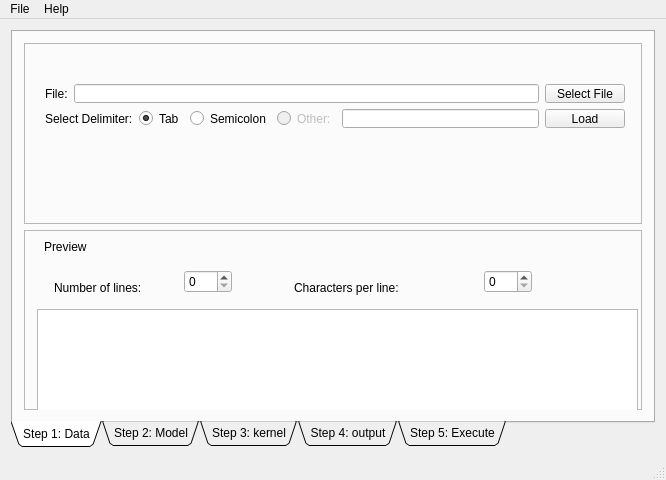
Old version of the form Qt/mainwindow.ui in the repository Anders1232/GWR_BR.
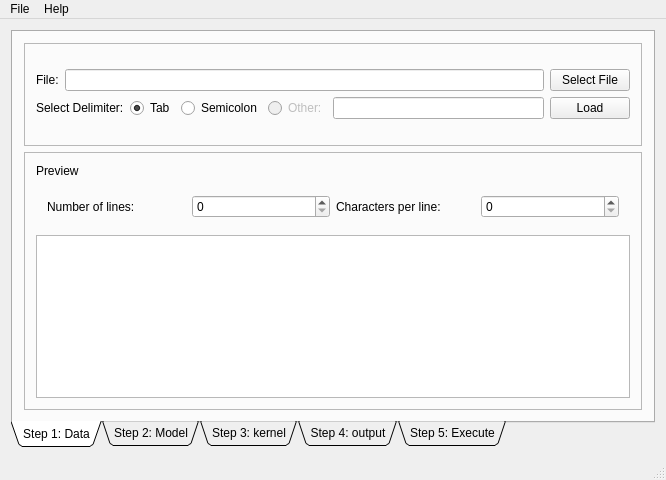
New version of the form.

Commit message: Removido tabela da primeira aba e colocado um texto plano

```diff
--- a/Qt/mainwindow.ui
+++ b/Qt/mainwindow.ui
@@ -54,7 +54,7 @@
        <attribute name="title">
         <string>Step 1: Data</string>
        </attribute>
-       <layout class="QVBoxLayout" name="verticalLayout">
+       <layout class="QVBoxLayout" name="verticalLayout" stretch="2,5">
         <item>
          <widget class="QFrame" name="frame">
           <property name="frameShape">
@@ -63,15 +63,8 @@
           <property name="frameShadow">
            <enum>QFrame::Raised</enum>
           </property>
-          <widget class="QWidget" name="verticalLayoutWidget">
-           <property name="geometry">
-            <rect>
-             <x>10</x>
-             <y>30</y>
-             <width>602</width>
-             <height>66</height>
-            </rect>
-           </property>
+          <layout class="QVBoxLayout" name="verticalLayout_10">
+           <item>
            <layout class="QVBoxLayout" name="verticalLayout_4">
             <item>
              <layout class="QHBoxLayout" name="FileSelectHorizontalLayout">
@@ -147,7 +140,8 @@
              </layout>
             </item>
            </layout>
-          </widget>
+           </item>
+          </layout>
          </widget>
         </item>
         <item>
@@ -164,85 +158,44 @@
           <property name="frameShadow">
            <enum>QFrame::Raised</enum>
           </property>
-          <widget class="QPlainTextEdit" name="plainTextEdit">
-           <property name="geometry">
-            <rect>
-             <x>13</x>
-             <y>79</y>
-             <width>601</width>
-             <height>111</height>
-            </rect>
-           </property>
-          </widget>
+          <layout class="QVBoxLayout" name="verticalLayout_11" stretch="1,1,0">
+           <item>
+            <widget class="QLabel" name="label_10">
+             <property name="text">
+              <string>Preview</string>
+             </property>
+            </widget>
+           </item>
+           <item>
           <widget class="QWidget" name="widget_9" native="true">
-           <property name="geometry">
-            <rect>
-             <x>20</x>
-             <y>40</y>
-             <width>591</width>
-             <height>31</height>
-            </rect>
-           </property>
+             <layout class="QHBoxLayout" name="horizontalLayout_3">
+              <item>
            <widget class="QLabel" name="label_8">
-            <property name="geometry">
-             <rect>
-              <x>10</x>
-              <y>10</y>
-              <width>101</width>
-              <height>16</height>
-             </rect>
-            </property>
             <property name="text">
              <string>Number of lines:</string>
             </property>
            </widget>
-           <widget class="QSpinBox" name="spinBox">
-            <property name="geometry">
-             <rect>
-              <x>140</x>
-              <y>0</y>
-              <width>48</width>
-              <height>23</height>
-             </rect>
-            </property>
-           </widget>
+              </item>
+              <item>
+               <widget class="QSpinBox" name="spinBox"/>
+              </item>
+              <item>
            <widget class="QLabel" name="label_9">
-            <property name="geometry">
-             <rect>
-              <x>250</x>
-              <y>10</y>
-              <width>141</width>
-              <height>16</height>
-             </rect>
-            </property>
             <property name="text">
              <string>Characters per line:</string>
             </property>
            </widget>
-           <widget class="QSpinBox" name="spinBox_2">
-            <property name="geometry">
-             <rect>
-              <x>440</x>
-              <y>0</y>
-              <width>48</width>
-              <height>23</height>
-             </rect>
-            </property>
-           </widget>
-          </widget>
-          <widget class="QLabel" name="label_10">
-           <property name="geometry">
-            <rect>
-             <x>20</x>
-             <y>10</y>
-             <width>59</width>
-             <height>14</height>
-            </rect>
-           </property>
-           <property name="text">
-            <string>Preview</string>
-           </property>
-          </widget>
+              </item>
+              <item>
+               <widget class="QSpinBox" name="spinBox_2"/>
+              </item>
+             </layout>
+            </widget>
+           </item>
+           <item>
+            <widget class="QPlainTextEdit" name="plainTextEdit"/>
+           </item>
+          </layout>
          </widget>
         </item>
        </layout>
```
Lines whose indentation alone changed are shown as unchanged. The commit also changes 1 other file.
